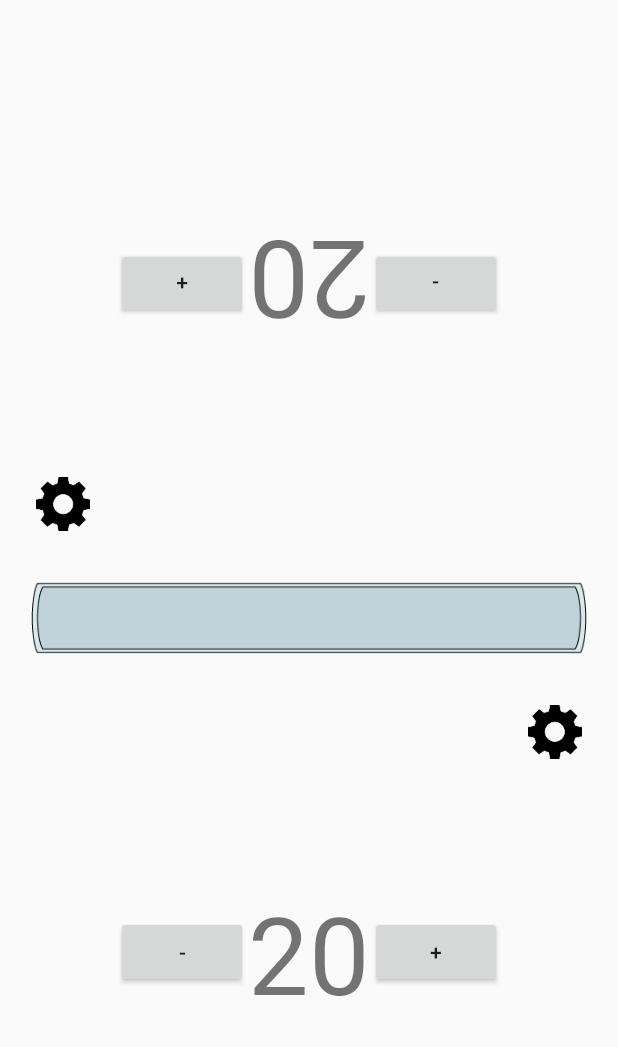
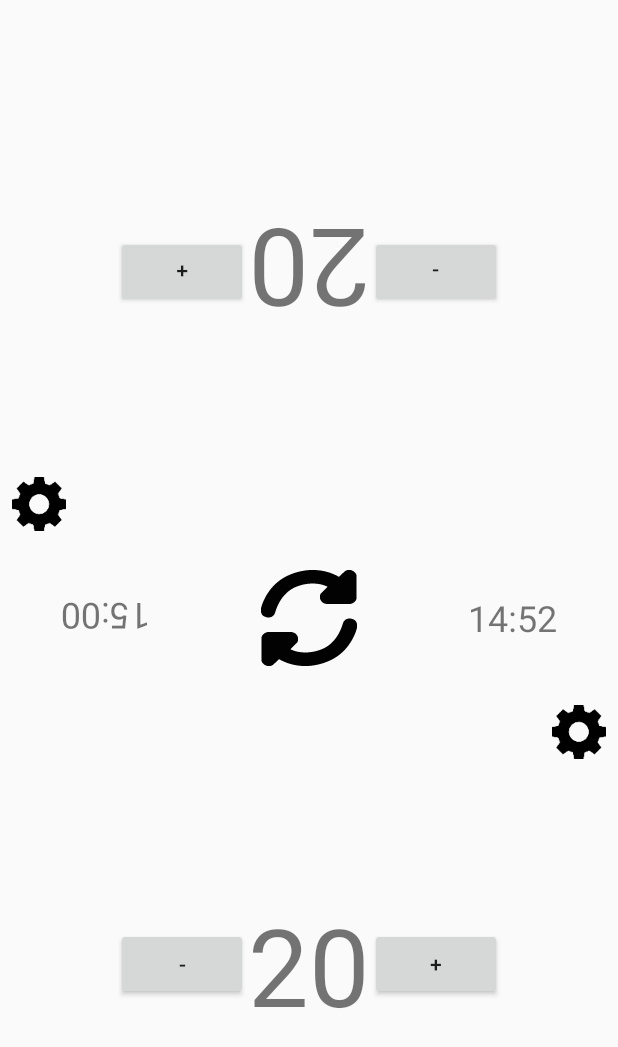
Before and after one commit to NullSided/life-counter, an Android app: the screen it shows after launch (MainActivity), on a phone screen of 412 x 824 dp. Shown: the top 1047 px of the screen. Run offline under Robolectric (Android 15) with nearby library versions, the phone set to English and light mode, and no system bars.

Commit message:
Add turn timer

```diff
--- /dev/null
+++ b/app/src/main/java/com/samnoedel/lifecounter/GamePlayer.java
@@ -0,0 +1,6 @@
+package com.samnoedel.lifecounter;
+
+public enum GamePlayer {
+    PLAYER_ONE,
+    PLAYER_TWO
+}
--- /dev/null
+++ b/app/src/main/java/com/samnoedel/lifecounter/GameTimeMode.java
@@ -0,0 +1,7 @@
+package com.samnoedel.lifecounter;
+
+public enum GameTimeMode {
+    MODE_NONE,
+    MODE_GLOBAL,
+    MODE_PLAYER
+}
--- /dev/null
+++ b/app/src/main/java/com/samnoedel/lifecounter/GameTimeRepository.java
@@ -0,0 +1,78 @@
+package com.samnoedel.lifecounter;
+
+import java.util.Date;
+
+public class GameTimeRepository {
+
+    public static final GameTimeRepository instance = new GameTimeRepository();
+
+    private long mGameStartedAt;
+    private long mGameTime;
+    private long mPlayer1ElapsedTime;
+    private long mPlayer2ElapsedTime;
+    private GamePlayer mCurrentPlayer;
+    private long mCurrentSessionStart;
+    private GameTimeMode mGameTimeMode;
+
+    private GameTimeRepository() { }
+
+    public void startGame(GamePlayer gamePlayer, GameTimeMode timeMode, long gameTime) {
+        long now = new Date().getTime();
+
+        mGameTimeMode = timeMode;
+        mGameTime = gameTime;
+        mCurrentPlayer = gamePlayer;
+        mCurrentSessionStart = now;
+        mGameStartedAt = now;
+        mPlayer1ElapsedTime = 0;
+        mPlayer2ElapsedTime = 0;
+    }
+
+    public void passTurn() {
+        long now = new Date().getTime();
+        long deltaTime = now - mCurrentSessionStart;
+
+        mCurrentSessionStart = now;
+
+        switch (mCurrentPlayer) {
+            case PLAYER_ONE:
+                mPlayer1ElapsedTime += deltaTime;
+                mCurrentPlayer = GamePlayer.PLAYER_TWO;
+                break;
+            case PLAYER_TWO:
+                mPlayer2ElapsedTime += deltaTime;
+                mCurrentPlayer = GamePlayer.PLAYER_ONE;
+                break;
+        }
+    }
+
+    public long getRemainingTime(GamePlayer gamePlayer) {
+        long now = new Date().getTime();
+
+        switch (mGameTimeMode) {
+            case MODE_GLOBAL:
+                return mGameStartedAt + mGameTime - now;
+            case MODE_PLAYER:
+                return getPlayerElapsedTime(gamePlayer);
+            case MODE_NONE:
+            default:
+                return 0;
+        }
+    }
+
+    private long getPlayerElapsedTime(GamePlayer gamePlayer) {
+        long currentSessionDelta = new Date().getTime() - mCurrentSessionStart;
+
+        if (gamePlayer == GamePlayer.PLAYER_ONE) {
+            if (mCurrentPlayer == GamePlayer.PLAYER_ONE) {
+                return mGameTime - mPlayer1ElapsedTime - currentSessionDelta;
+            }
+            return mGameTime - mPlayer1ElapsedTime;
+        } else {
+            if (mCurrentPlayer == GamePlayer.PLAYER_TWO) {
+                return mGameTime - mPlayer2ElapsedTime - currentSessionDelta;
+            }
+            return mGameTime - mPlayer2ElapsedTime;
+        }
+    }
+}
--- a/app/src/main/java/com/samnoedel/lifecounter/MainActivity.java
+++ b/app/src/main/java/com/samnoedel/lifecounter/MainActivity.java
@@ -3,9 +3,7 @@ package com.samnoedel.lifecounter;
 import android.app.Activity;
 import android.app.Fragment;
 import android.app.FragmentManager;
-import android.content.SharedPreferences;
 import android.os.Bundle;
-import android.preference.PreferenceManager;
 import android.view.View;
 
 public class MainActivity extends Activity {
@@ -29,6 +27,14 @@ public class MainActivity extends Activity {
         FragmentManager fm = getFragmentManager();
         Fragment p1Fragment = fm.findFragmentById(R.id.playerOneFragmentContainer);
         Fragment p2Fragment = fm.findFragmentById(R.id.playerTwoFragmentContainer);
+        Fragment midbarFragment = fm.findFragmentById(R.id.midbar);
+
+        if (midbarFragment == null) {
+            midbarFragment = new MidbarFragment();
+            fm.beginTransaction()
+                    .add(R.id.midbar, midbarFragment)
+                    .commit();
+        }
 
         if (p1Fragment == null) {
             p1Fragment = new PlayerFragment();
--- /dev/null
+++ b/app/src/main/java/com/samnoedel/lifecounter/MidbarFragment.java
@@ -0,0 +1,85 @@
+package com.samnoedel.lifecounter;
+
+import android.app.Fragment;
+import android.os.Bundle;
+import android.os.Handler;
+import android.text.format.DateUtils;
+import android.view.LayoutInflater;
+import android.view.View;
+import android.view.ViewGroup;
+import android.widget.ImageView;
+import android.widget.TextView;
+
+public class MidbarFragment extends Fragment {
+
+    private static final long TICKS_ONE_MINUTE = 60000;
+
+    private TextView mPlayer1Clock;
+    private TextView mPlayer2Clock;
+    private Handler mHandler;
+    private GameTimeRepository mGameTimeRepo;
+    private ImageView mPassTurnButton;
+    private StringBuilder mStringBuilder;
+
+    public MidbarFragment() {
+        // Required empty public constructor
+    }
+
+    @Override
+    public void onCreate(Bundle savedInstanceState) {
+        super.onCreate(savedInstanceState);
+
+        mHandler = new Handler();
+        mStringBuilder = new StringBuilder();
+        mGameTimeRepo = GameTimeRepository.instance;
+        mGameTimeRepo.startGame(GamePlayer.PLAYER_ONE, GameTimeMode.MODE_PLAYER, TICKS_ONE_MINUTE * 15);
+    }
+
+    @Override
+    public View onCreateView(LayoutInflater inflater, ViewGroup container,
+                             Bundle savedInstanceState) {
+        View v = inflater.inflate(R.layout.fragment_midbar, container, false);
+
+        mPlayer1Clock = (TextView)v.findViewById(R.id.player1Clock);
+        mPlayer2Clock = (TextView)v.findViewById(R.id.player2Clock);
+        mPassTurnButton = (ImageView)v.findViewById(R.id.passTurn);
+
+        wireEvents();
+        scheduleTimeUpdate();
+
+        return v;
+    }
+
+    private void wireEvents() {
+        mPassTurnButton.setOnClickListener(new View.OnClickListener() {
+            @Override
+            public void onClick(View view) {
+                mGameTimeRepo.passTurn();
+            }
+        });
+    }
+
+    private void scheduleTimeUpdate() {
+        mHandler.postDelayed(new Runnable() {
+            @Override
+            public void run() {
+                long p1Time = mGameTimeRepo.getRemainingTime(GamePlayer.PLAYER_ONE);
+                long p2Time = mGameTimeRepo.getRemainingTime(GamePlayer.PLAYER_TWO);
+
+                if (p1Time <= 0 || p2Time <= 0) {
+                    return;
+                }
+
+                mPlayer1Clock.setText(formatTicks(p1Time));
+                mPlayer2Clock.setText(formatTicks(p2Time));
+                scheduleTimeUpdate();
+            }
+        }, 1000);
+    }
+
+    private String formatTicks(long ticks) {
+        long minutes = ticks / TICKS_ONE_MINUTE;
+        long seconds = ticks / 1000 - minutes * 60;
+        return String.format("%1$02d:%2$02d", minutes, seconds);
+    }
+}
--- a/app/src/main/java/com/samnoedel/lifecounter/Player.java
+++ b/app/src/main/java/com/samnoedel/lifecounter/Player.java
@@ -4,25 +4,32 @@ import java.io.Serializable;
 
 public class Player implements Serializable {
 
-    private int lifeTotal;
+    private int mLifeTotal;
 
-    public Player() {
-        lifeTotal = 20;
+    private GamePlayer mGamePlayer;
+
+    public Player(GamePlayer gamePlayer) {
+        mGamePlayer = gamePlayer;
+        mLifeTotal = 20;
     }
 
     public int getLifeTotal() {
-        return lifeTotal;
+        return mLifeTotal;
     }
 
     public void incrementLifeTotal() {
-        lifeTotal += 1;
+        mLifeTotal += 1;
+    }
+
+    public GamePlayer getGamePlayer() {
+        return mGamePlayer;
     }
 
     public void incrementLifeTotal(int delta) {
-        lifeTotal += delta;
+        mLifeTotal += delta;
     }
 
     public void decrementLifeTotal() {
-        lifeTotal -= 1;
+        mLifeTotal -= 1;
     }
 }
--- a/app/src/main/java/com/samnoedel/lifecounter/PlayerFragment.java
+++ b/app/src/main/java/com/samnoedel/lifecounter/PlayerFragment.java
@@ -35,7 +35,7 @@ public class PlayerFragment extends Fragment {
     @Override
     public void onCreate(Bundle savedInstanceState) {
         super.onCreate(savedInstanceState);
-        mPlayer = new Player();
+        mPlayer = new Player(GamePlayer.PLAYER_ONE);
     }
 
     @Override
--- a/app/src/main/res/layout/activity_main.xml
+++ b/app/src/main/res/layout/activity_main.xml
@@ -5,10 +5,6 @@
     android:orientation="vertical"
     android:layout_width="match_parent"
     android:layout_height="match_parent"
-    android:paddingBottom="@dimen/activity_vertical_margin"
-    android:paddingLeft="@dimen/activity_horizontal_margin"
-    android:paddingRight="@dimen/activity_horizontal_margin"
-    android:paddingTop="@dimen/activity_vertical_margin"
     tools:context="com.samnoedel.lifecounter.MainActivity"
     android:keepScreenOn="true">
 
@@ -19,12 +15,10 @@
         android:layout_weight="1"
         android:rotation="180"/>
 
-    <ImageView
+    <FrameLayout
         android:id="@+id/midbar"
         android:layout_width="match_parent"
-        android:layout_height="100dp"
-        android:src="@drawable/midbar"
-        android:contentDescription="@string/acc_divider" />
+        android:layout_height="100dp"/>
 
     <FrameLayout
         android:id="@+id/playerOneFragmentContainer"
--- /dev/null
+++ b/app/src/main/res/layout/fragment_midbar.xml
@@ -0,0 +1,37 @@
+<RelativeLayout xmlns:android="http://schemas.android.com/apk/res/android"
+    xmlns:tools="http://schemas.android.com/tools"
+    android:layout_width="match_parent"
+    android:layout_height="match_parent"
+    tools:context="com.samnoedel.lifecounter.MidbarFragment">
+
+    <TextView
+        android:id="@+id/player1Clock"
+        android:layout_width="100dp"
+        android:layout_height="wrap_content"
+        android:layout_alignParentEnd="true"
+        android:layout_centerVertical="true"
+        android:text="00:00"
+        android:textSize="24sp"/>
+
+    <ImageView
+        android:id="@+id/passTurn"
+        android:layout_width="wrap_content"
+        android:layout_height="wrap_content"
+        android:layout_centerVertical="true"
+        android:layout_centerHorizontal="true"
+        android:overScrollMode="never"
+        android:scaleType="centerInside"
+        android:src="@drawable/pass_turn"
+        android:contentDescription="@string/acc_pass_turn_button" />
+
+    <TextView
+        android:id="@+id/player2Clock"
+        android:layout_width="100dp"
+        android:layout_height="wrap_content"
+        android:layout_alignParentStart="true"
+        android:layout_centerVertical="true"
+        android:rotation="180"
+        android:text="00:00"
+        android:textSize="24sp"/>
+
+</RelativeLayout>
--- a/app/src/main/res/values/strings.xml
+++ b/app/src/main/res/values/strings.xml
@@ -35,4 +35,8 @@
     <!-- Accessibility -->
     <string name="acc_divider">Player divider</string>
     <string name="acc_player_settings">Player settings</string>
+    <string name="acc_pass_turn_button">Pass turn button</string>
+
+    <!-- TODO: Remove or change this placeholder text -->
+    <string name="hello_blank_fragment">Hello blank fragment</string>
 </resources>
```
Also changed, not shown: app/src/main/res/drawable-hdpi/pass_turn.png (added), app/src/main/res/drawable-ldpi/pass_turn.png (added), app/src/main/res/drawable-mdpi/pass_turn.png (added), app/src/main/res/drawable-xhdpi/pass_turn.png (added), app/src/main/res/drawable-xxhdpi/pass_turn.png (added), app/src/main/res/drawable-xxxhdpi/pass_turn.png (added), 1 other file.
